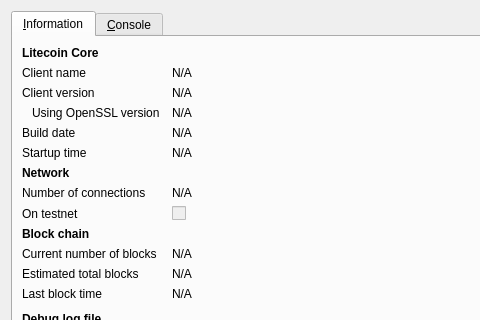
First picture: the form in src/qt/forms/rpcconsole.ui, repository aglehcoin-project/ac, before the edit; both pictures show x 0 to 480 and y 0 to 320 of the 740 by 450 pixel window.
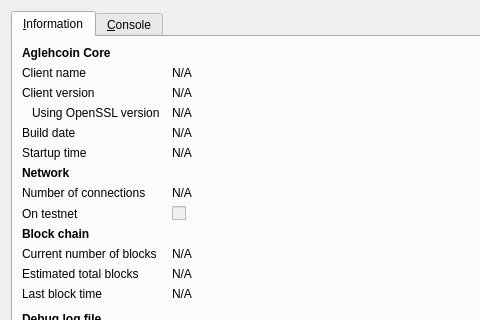
Second picture: the form after the edit. Icons and pictures are not drawn.

What changed in the file:
```diff
--- a/src/qt/forms/rpcconsole.ui
+++ b/src/qt/forms/rpcconsole.ui
@@ -36,7 +36,7 @@
           </font>
          </property>
          <property name="text">
-          <string>Litecoin Core</string>
+          <string>Aglehcoin Core</string>
          </property>
         </widget>
        </item>
```
Left out of the diff: 6 changed lines with no effect on the pictures.
